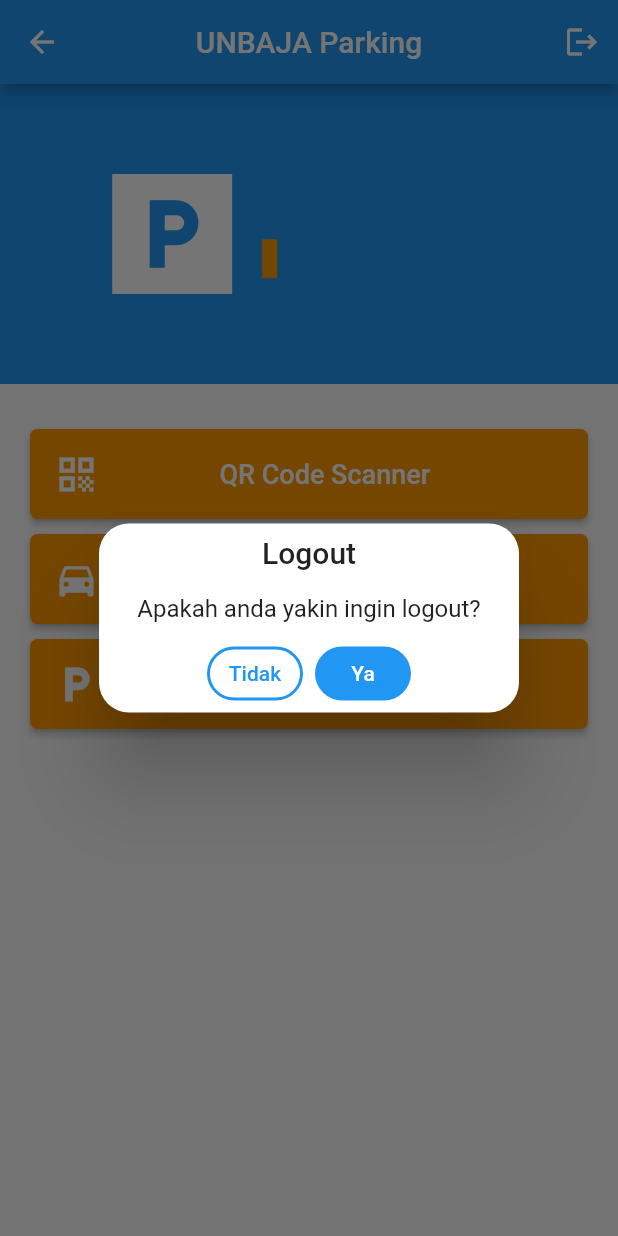
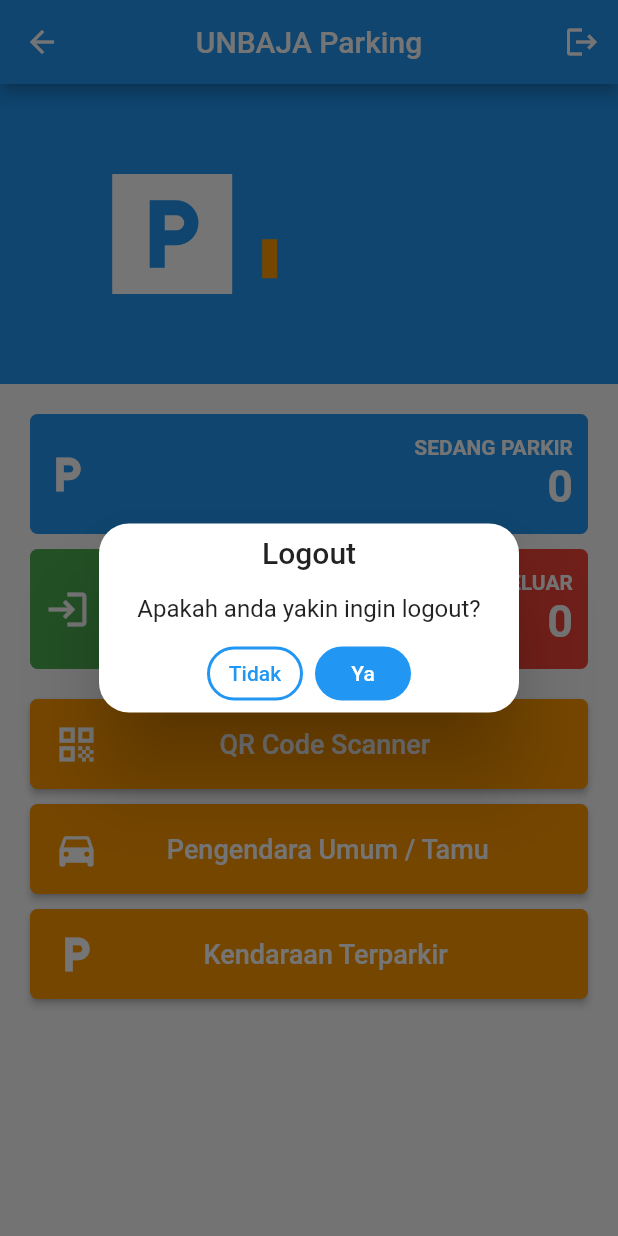
Before and after one commit to askaerlangga/unbaja_parking_app, a Flutter app: the PetugasView screen opened directly, after a tap on the "logout" icon, on a phone screen of 412 x 824 dp. Run offline on Flutter 3.47's test engine with Material 2 defaults, Android fonts, the phone set to English and light mode, and no system bars; our stand-ins replace cloud_firestore, firebase_auth, firebase_core, get, qr_flutter; missing offline and left inert: mobile_scanner; accounts and stored records are empty; generated files the repository leaves out were written again.

Commit message:
Menambahkan : Statistik parkir

```diff
--- a/lib/app/modules/home/controllers/home_controller.dart
+++ b/lib/app/modules/home/controllers/home_controller.dart
@@ -1,6 +1,7 @@
 import 'package:cloud_firestore/cloud_firestore.dart';
 import 'package:firebase_auth/firebase_auth.dart';
 import 'package:get/get.dart';
+import 'package:intl/intl.dart';
 import 'package:unbaja_parking_app/app/controllers/auth_controller.dart';
 import 'package:unbaja_parking_app/app/routes/app_pages.dart';
 
@@ -36,4 +37,47 @@
           Get.offAllNamed(Routes.LOGIN);
         });
   }
+
+  Stream<QuerySnapshot<Map<String, dynamic>>> getKendaraanTerparkir() {
+    var timeNow = DateFormat('yyyy-MM-dd').format(DateTime.now());
+    var firstTime = Timestamp.fromMillisecondsSinceEpoch(
+        DateTime.parse('$timeNow 00:00:00').millisecondsSinceEpoch);
+    var lastTime = Timestamp.fromMillisecondsSinceEpoch(
+        DateTime.parse('$timeNow 23:59:00').millisecondsSinceEpoch);
+    var listKendaraan = db
+        .collection('parking')
+        .where('active', isEqualTo: true)
+        .where('masuk', isLessThan: lastTime)
+        .where('masuk', isGreaterThan: firstTime)
+        .snapshots();
+    return listKendaraan;
+  }
+
+  Stream<QuerySnapshot<Map<String, dynamic>>> getKendaraanMasuk() {
+    var timeNow = DateFormat('yyyy-MM-dd').format(DateTime.now());
+    var firstTime = Timestamp.fromMillisecondsSinceEpoch(
+        DateTime.parse('$timeNow 00:00:00').millisecondsSinceEpoch);
+    var lastTime = Timestamp.fromMillisecondsSinceEpoch(
+        DateTime.parse('$timeNow 23:59:00').millisecondsSinceEpoch);
+    var listKendaraan = db
+        .collection('parking')
+        .where('masuk', isLessThan: lastTime)
+        .where('masuk', isGreaterThan: firstTime)
+        .snapshots();
+    return listKendaraan;
+  }
+
+  Stream<QuerySnapshot<Map<String, dynamic>>> getKendaraanKeluar() {
+    var timeNow = DateFormat('yyyy-MM-dd').format(DateTime.now());
+    var firstTime = Timestamp.fromMillisecondsSinceEpoch(
+        DateTime.parse('$timeNow 00:00:00').millisecondsSinceEpoch);
+    var lastTime = Timestamp.fromMillisecondsSinceEpoch(
+        DateTime.parse('$timeNow 23:59:00').millisecondsSinceEpoch);
+    var listKendaraan = db
+        .collection('parking')
+        .where('keluar', isLessThan: lastTime)
+        .where('keluar', isGreaterThan: firstTime)
+        .snapshots();
+    return listKendaraan;
+  }
 }
--- a/lib/app/modules/home/views/petugas/petugas_view.dart
+++ b/lib/app/modules/home/views/petugas/petugas_view.dart
@@ -1,9 +1,11 @@
+import 'package:cloud_firestore/cloud_firestore.dart';
 import 'package:flutter/material.dart';
 
 import 'package:get/get.dart';
 import 'package:unbaja_parking_app/app/modules/home/controllers/home_controller.dart';
 import 'package:unbaja_parking_app/app/routes/app_pages.dart';
 import 'package:unbaja_parking_app/app/widgets/menu_button.dart';
+import 'package:unbaja_parking_app/app/widgets/parkir_indikator.dart';
 import 'package:unbaja_parking_app/app/widgets/user_info_panel.dart';
 
 class PetugasView extends GetView<HomeController> {
@@ -34,6 +36,79 @@
           padding: const EdgeInsets.fromLTRB(20, 10, 20, 20),
           child: Column(
             children: <Widget>[
+              StreamBuilder<QuerySnapshot<Map<String, dynamic>>>(
+                  stream: controller.getKendaraanTerparkir(),
+                  builder: (context, snapshot) {
+                    if (snapshot.connectionState == ConnectionState.active &&
+                        snapshot.data != null &&
+                        snapshot.data!.docs.isNotEmpty) {
+                      print(snapshot.data!.docs.length);
+                      return ParkirIndikator(
+                          flex: 0,
+                          icon: Icons.local_parking,
+                          label: ' Sedang Parkir',
+                          middleText: '${snapshot.data!.docs.length}',
+                          color: Colors.blue);
+                    }
+                    return const ParkirIndikator(
+                        flex: 0,
+                        icon: Icons.local_parking,
+                        label: ' Sedang Parkir',
+                        middleText: '0',
+                        color: Colors.blue);
+                  }),
+              const SizedBox(
+                height: 10,
+              ),
+              Row(
+                mainAxisAlignment: MainAxisAlignment.center,
+                children: [
+                  StreamBuilder<QuerySnapshot<Map<String, dynamic>>>(
+                      stream: controller.getKendaraanMasuk(),
+                      builder: (context, snapshot) {
+                        if (snapshot.connectionState ==
+                                ConnectionState.active &&
+                            snapshot.data != null &&
+                            snapshot.data!.docs.isNotEmpty) {
+                          print(snapshot.data!.docs.length);
+                          return ParkirIndikator(
+                              icon: Icons.login,
+                              label: 'Masuk',
+                              middleText: '${snapshot.data!.docs.length}',
+                              color: Colors.green);
+                        }
+                        return const ParkirIndikator(
+                            icon: Icons.login,
+                            label: 'Masuk',
+                            middleText: '0',
+                            color: Colors.green);
+                      }),
+                  const SizedBox(
+                    width: 10,
+                  ),
+                  StreamBuilder<QuerySnapshot<Map<String, dynamic>>>(
+                      stream: controller.getKendaraanKeluar(),
+                      builder: (context, snapshot) {
+                        if (snapshot.connectionState ==
+                                ConnectionState.active &&
+                            snapshot.data != null &&
+                            snapshot.data!.docs.isNotEmpty) {
+                          print(snapshot.data!.docs.length);
+                          return ParkirIndikator(
+                              icon: Icons.local_parking,
+                              label: 'Keluar',
+                              middleText: '${snapshot.data!.docs.length}',
+                              color: Colors.red);
+                        }
+                        return const ParkirIndikator(
+                            icon: Icons.local_parking,
+                            label: 'Keluar',
+                            middleText: '0',
+                            color: Colors.red);
+                      }),
+                ],
+              ),
+              const SizedBox(height: 10),
               MenuButton(
                   label: 'QR Code Scanner',
                   icon: Icons.qr_code,
--- /dev/null
+++ b/lib/app/widgets/parkir_indikator.dart
@@ -0,0 +1,59 @@
+import 'package:flutter/material.dart';
+
+class ParkirIndikator extends StatelessWidget {
+  final IconData icon;
+  final String label;
+  final String middleText;
+  final Color color;
+  final int flex;
+  const ParkirIndikator(
+      {Key? key,
+      required this.icon,
+      required this.label,
+      required this.middleText,
+      required this.color,
+      this.flex = 1})
+      : super(key: key);
+
+  @override
+  Widget build(BuildContext context) {
+    return Flexible(
+      flex: flex,
+      child: Container(
+        width: MediaQuery.of(context).size.width,
+        padding: EdgeInsets.all(10),
+        height: 80,
+        decoration:
+            BoxDecoration(color: color, borderRadius: BorderRadius.circular(5)),
+        child: Row(
+          mainAxisAlignment: MainAxisAlignment.spaceBetween,
+          children: [
+            Icon(
+              icon,
+              size: 30,
+              color: Colors.white,
+            ),
+            Column(
+                mainAxisAlignment: MainAxisAlignment.center,
+                crossAxisAlignment: CrossAxisAlignment.end,
+                children: [
+                  Text(
+                    label.toUpperCase(),
+                    style: const TextStyle(
+                        fontWeight: FontWeight.bold, color: Colors.white),
+                  ),
+                  Text(
+                    middleText,
+                    style: const TextStyle(
+                      fontSize: 30,
+                      color: Colors.white,
+                      fontWeight: FontWeight.bold,
+                    ),
+                  ),
+                ]),
+          ],
+        ),
+      ),
+    );
+  }
+}
```
